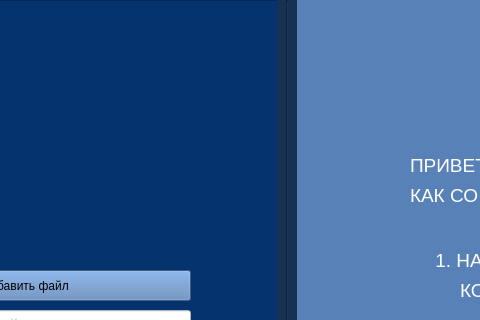
Above: first_window.ui from EcuaDora/Dogs_interface before the change; both pictures show x 190 to 670 and y 0 to 320 of the 1200 by 720 pixel window. Below: the same form after it.
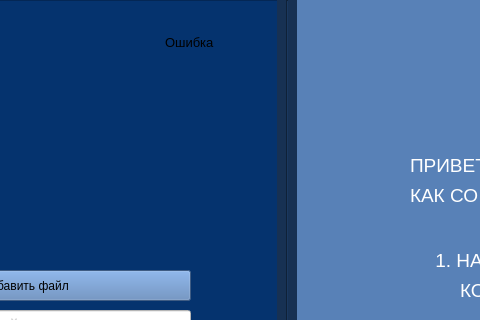
That is the form after the change. Icons and pictures are not drawn.

Commit message: User notification added

Patch:
```diff
--- a/first_window.ui
+++ b/first_window.ui
@@ -424,9 +424,6 @@
       <bold>true</bold>
      </font>
     </property>
-    <property name="toolTip">
-     <string>type_3</string>
-    </property>
     <property name="styleSheet">
      <string notr="true">color: rgb(129, 177, 101);
 background-color: rgb(5, 51, 110);</string>
@@ -557,6 +554,61 @@
      </rect>
     </property>
    </widget>
+   <widget class="QLabel" name="label">
+    <property name="geometry">
+     <rect>
+      <x>290</x>
+      <y>-20</y>
+      <width>281</width>
+      <height>191</height>
+     </rect>
+    </property>
+    <property name="styleSheet">
+     <string notr="true">background-color: transparent;</string>
+    </property>
+    <property name="text">
+     <string/>
+    </property>
+    <property name="pixmap">
+     <pixmap>cloud.png</pixmap>
+    </property>
+   </widget>
+   <widget class="QTextEdit" name="MessageTextArea">
+    <property name="enabled">
+     <bool>true</bool>
+    </property>
+    <property name="geometry">
+     <rect>
+      <x>350</x>
+      <y>30</y>
+      <width>191</width>
+      <height>91</height>
+     </rect>
+    </property>
+    <property name="cursor" stdset="0">
+     <cursorShape>ArrowCursor</cursorShape>
+    </property>
+    <property name="mouseTracking">
+     <bool>false</bool>
+    </property>
+    <property name="acceptDrops">
+     <bool>false</bool>
+    </property>
+    <property name="styleSheet">
+     <string notr="true">background-color: transparent;</string>
+    </property>
+    <property name="readOnly">
+     <bool>true</bool>
+    </property>
+    <property name="html">
+     <string>&lt;!DOCTYPE HTML PUBLIC &quot;-//W3C//DTD HTML 4.0//EN&quot; &quot;http://www.w3.org/TR/REC-html40/strict.dtd&quot;&gt;
+&lt;html&gt;&lt;head&gt;&lt;meta name=&quot;qrichtext&quot; content=&quot;1&quot; /&gt;&lt;style type=&quot;text/css&quot;&gt;
+p, li { white-space: pre-wrap; }
+&lt;/style&gt;&lt;/head&gt;&lt;body style=&quot; font-family:'Ubuntu'; font-size:11pt; font-weight:400; font-style:normal;&quot;&gt;
+&lt;p style=&quot; margin-top:0px; margin-bottom:0px; margin-left:0px; margin-right:0px; -qt-block-indent:0; text-indent:0px;&quot;&gt;&lt;span style=&quot; font-size:10pt;&quot;&gt;Ошибка&lt;/span&gt;&lt;/p&gt;
+&lt;p style=&quot;-qt-paragraph-type:empty; margin-top:0px; margin-bottom:0px; margin-left:0px; margin-right:0px; -qt-block-indent:0; text-indent:0px; font-size:10pt;&quot;&gt;&lt;br /&gt;&lt;/p&gt;&lt;/body&gt;&lt;/html&gt;</string>
+    </property>
+   </widget>
    <zorder>left_side_bar</zorder>
    <zorder>label_6</zorder>
    <zorder>label_8</zorder>
@@ -580,6 +632,8 @@
    <zorder>PushButtonConfirm</zorder>
    <zorder>AddFile</zorder>
    <zorder>FilesList</zorder>
+   <zorder>label</zorder>
+   <zorder>MessageTextArea</zorder>
   </widget>
  </widget>
  <resources/>
```
The commit also changes 2 other files.
